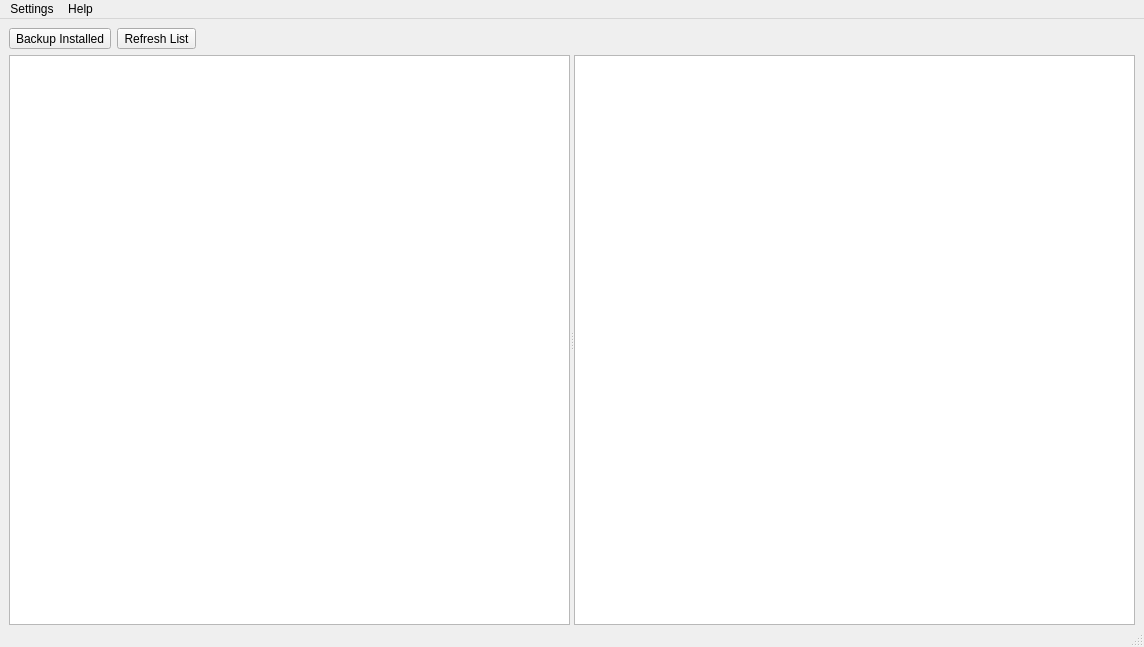
Before: the Qt Designer form mainwindow.ui in darthtenebrus/linion, drawn with Qt 5.
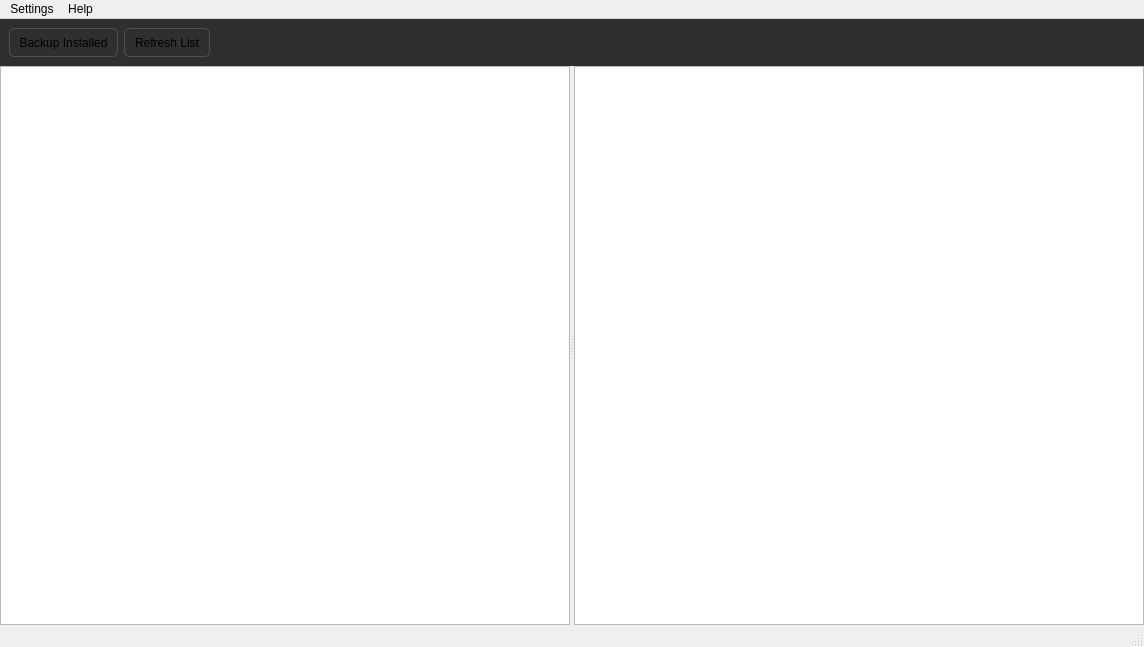
After: the same form once the commit is applied. Icons and pictures are not drawn.

```diff
--- a/mainwindow.ui
+++ b/mainwindow.ui
@@ -24,20 +24,53 @@
      <verstretch>0</verstretch>
     </sizepolicy>
    </property>
+   <property name="styleSheet">
+    <string notr="true">QToolButton { border: 1px solid; border-radius: 5px; border-color: rgb(80, 80, 80); padding: 5px; }
+QToolButton:hover {  border-color: rgb(80, 226, 255) }
+#TopFrame { background-color:rgb(47, 47, 47)}</string>
+   </property>
    <layout class="QVBoxLayout" name="verticalLayout" stretch="0,1">
+    <property name="spacing">
+     <number>0</number>
+    </property>
+    <property name="leftMargin">
+     <number>0</number>
+    </property>
+    <property name="topMargin">
+     <number>0</number>
+    </property>
+    <property name="rightMargin">
+     <number>0</number>
+    </property>
     <property name="bottomMargin">
      <number>0</number>
     </property>
     <item>
-     <layout class="QHBoxLayout" name="TopHorLayout" stretch="0,0,0">
+     <widget class="QFrame" name="TopFrame">
+      <property name="sizePolicy">
+       <sizepolicy hsizetype="Expanding" vsizetype="Fixed">
+        <horstretch>0</horstretch>
+        <verstretch>0</verstretch>
+       </sizepolicy>
+      </property>
+      <property name="frameShape">
+       <enum>QFrame::NoFrame</enum>
+      </property>
+      <property name="frameShadow">
+       <enum>QFrame::Raised</enum>
+      </property>
+      <layout class="QHBoxLayout" name="horizontalLayout">
       <item>
        <widget class="QToolButton" name="backupButton">
         <property name="sizePolicy">
-         <sizepolicy hsizetype="Minimum" vsizetype="Fixed">
+          <sizepolicy hsizetype="Fixed" vsizetype="Fixed">
           <horstretch>0</horstretch>
           <verstretch>0</verstretch>
          </sizepolicy>
         </property>
+         <property name="styleSheet">
+          <string notr="true"/>
+         </property>
         <property name="text">
          <string>Backup Installed</string>
         </property>
@@ -64,6 +97,9 @@
         <property name="focusPolicy">
          <enum>Qt::NoFocus</enum>
         </property>
+         <property name="styleSheet">
+          <string notr="true"/>
+         </property>
         <property name="text">
          <string>Refresh List</string>
         </property>
@@ -89,13 +125,14 @@
         </property>
         <property name="sizeHint" stdset="0">
          <size>
-          <width>40</width>
+           <width>824</width>
           <height>20</height>
          </size>
         </property>
        </spacer>
       </item>
      </layout>
+     </widget>
     </item>
     <item>
      <widget class="QSplitter" name="splitter">
```
Lines whose indentation alone changed are shown as unchanged.
